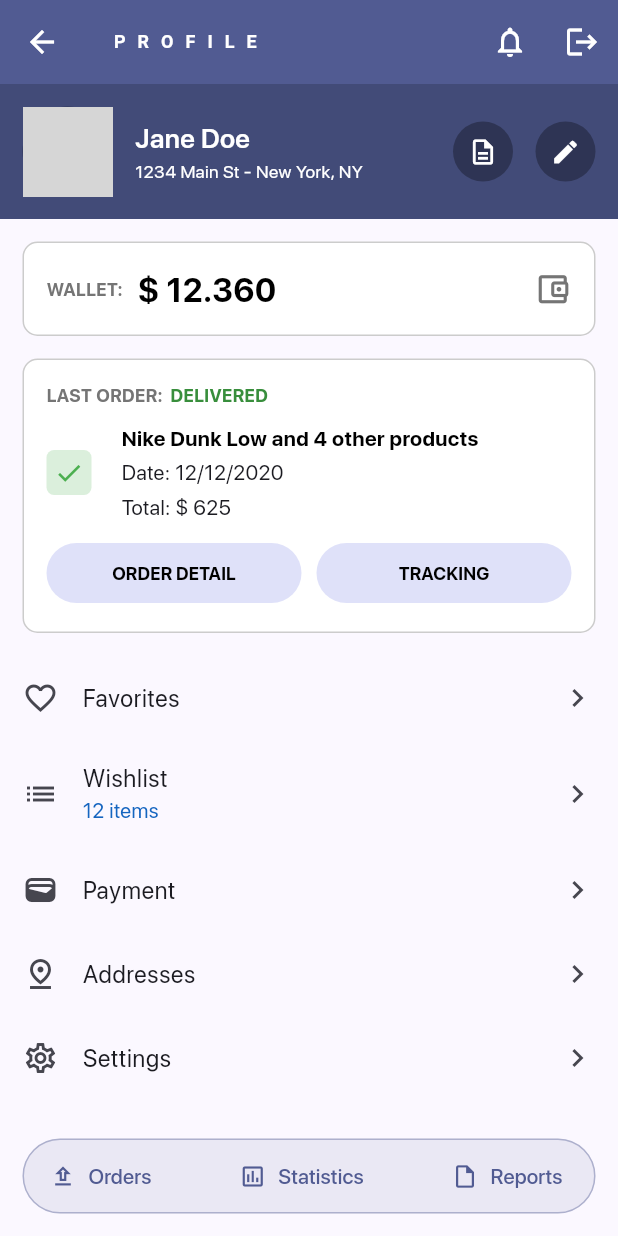
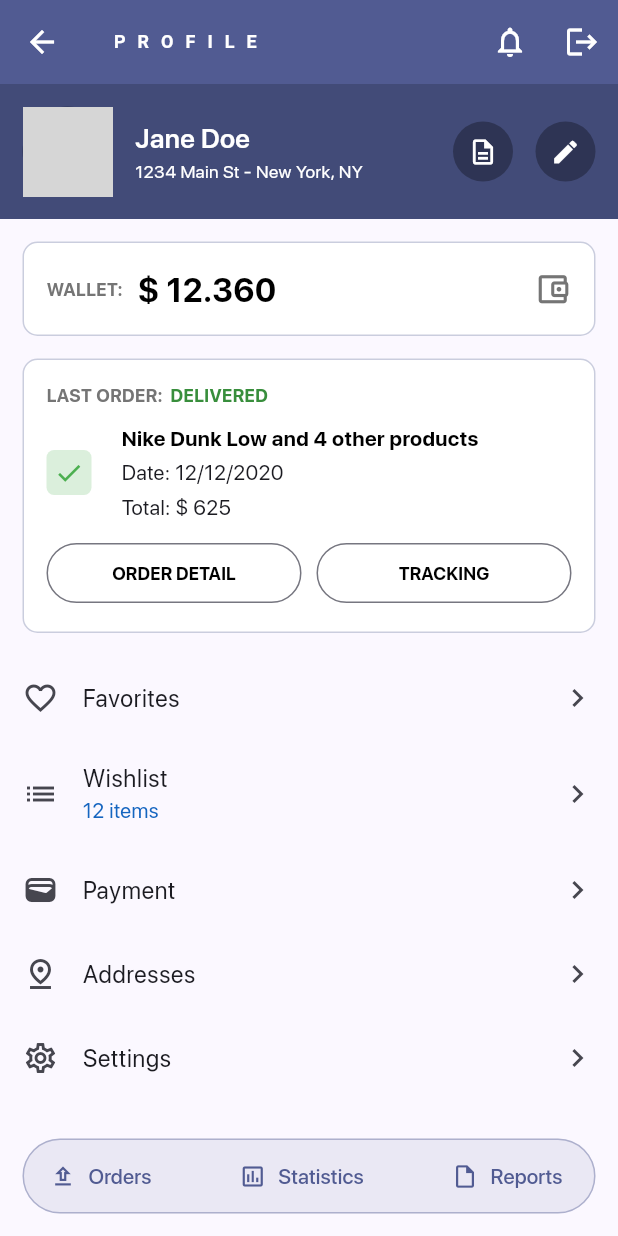
Before and after one commit to C4co/flutter_views, a Flutter app: the BuyerProfilePage screen opened by its route, on a phone screen of 412 x 824 dp. Run offline on Flutter 3.47's test engine with Material 2 defaults, Android fonts, the phone set to English and light mode, and no system bars; our stand-ins replace font_awesome_flutter, shared_preferences; accounts and stored records are empty; project files that could hold a hidden picture were left out; grey boxes are pictures that could not be loaded.

Commit message:
style: some corrections

```diff
--- a/lib/modules/buyer_profile/components/details_button.dart
+++ b/lib/modules/buyer_profile/components/details_button.dart
@@ -10,7 +10,7 @@ class DetailsButton extends StatelessWidget {
   @override
   Widget build(BuildContext context) {
     return Expanded(
-      child: FilledButton.tonal(
+      child: OutlinedButton(
         child: const Text(
           'ORDER DETAIL',
           style: TextStyle(
@@ -31,10 +31,13 @@ class DetailsButton extends StatelessWidget {
                   children: [
                     const ModalTitle(title: "Order details"),
                     Expanded(
-                      child: ListView(
+                      child: SingleChildScrollView(
+                        child: Column(
+                          crossAxisAlignment: CrossAxisAlignment.start,
                           children: [
                             Container(
-                            margin: const EdgeInsets.only(top: 20, bottom: 15),
+                              margin:
+                                  const EdgeInsets.only(top: 20, bottom: 15),
                               padding: const EdgeInsets.fromLTRB(20, 0, 10, 0),
                               child: const Text(
                                 "Total: \$ 625",
@@ -83,6 +86,7 @@ class DetailsButton extends StatelessWidget {
                           ],
                         ),
                       ),
+                    ),
                   ],
                 ),
               );
--- a/lib/modules/buyer_profile/components/last_order.dart
+++ b/lib/modules/buyer_profile/components/last_order.dart
@@ -21,7 +21,7 @@ class LastOrder extends StatelessWidget {
         borderRadius: BorderRadius.circular(10),
         //border gray
         border: Border.all(
-          color: Colors.black.withOpacity(0.2),
+          color: Theme.of(context).colorScheme.primary.withOpacity(0.3),
           width: 1,
         ),
       ),
--- a/lib/modules/buyer_profile/components/product.dart
+++ b/lib/modules/buyer_profile/components/product.dart
@@ -36,7 +36,7 @@ class Product extends StatelessWidget {
       title: Text(
         name,
         style: const TextStyle(
-          fontSize: 16,
+          fontSize: 14,
         ),
       ),
       subtitle: Text(
--- a/lib/modules/buyer_profile/components/tracking_button.dart
+++ b/lib/modules/buyer_profile/components/tracking_button.dart
@@ -9,7 +9,7 @@ class TrackingButton extends StatelessWidget {
   @override
   Widget build(BuildContext context) {
     return Expanded(
-      child: FilledButton.tonal(
+      child: OutlinedButton(
         child: const Text(
           'TRACKING',
           style: TextStyle(
--- a/lib/modules/buyer_profile/components/wallet.dart
+++ b/lib/modules/buyer_profile/components/wallet.dart
@@ -19,7 +19,7 @@ class Wallet extends StatelessWidget {
           borderRadius: BorderRadius.circular(10),
           //border gray
           border: Border.all(
-            color: Colors.black.withOpacity(0.2),
+            color: Theme.of(context).colorScheme.primary.withOpacity(0.3),
             width: 1,
           ),
         ),
```
Lines whose indentation alone changed are shown as unchanged.
